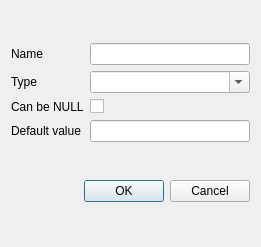
wonder-sk/postgis_manager, file ui/DlgFieldProperties.ui: the form before one commit.
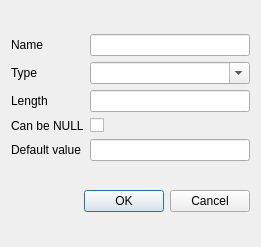
The form after the commit.

Commit message: editation of table: - add geometry column - set modifier for field (e.g. max length for varchar)

The edit to the form file:
```diff
--- a/ui/DlgFieldProperties.ui
+++ b/ui/DlgFieldProperties.ui
@@ -39,30 +39,40 @@
        </property>
       </widget>
      </item>
-     <item row="2" column="0" >
+     <item row="3" column="0" >
       <widget class="QLabel" name="label_3" >
        <property name="text" >
         <string>Can be NULL</string>
        </property>
       </widget>
      </item>
-     <item row="2" column="1" >
+     <item row="3" column="1" >
       <widget class="QCheckBox" name="chkNull" >
        <property name="text" >
         <string/>
        </property>
       </widget>
      </item>
-     <item row="3" column="0" >
+     <item row="4" column="0" >
       <widget class="QLabel" name="label_4" >
        <property name="text" >
         <string>Default value</string>
        </property>
       </widget>
      </item>
-     <item row="3" column="1" >
+     <item row="4" column="1" >
       <widget class="QLineEdit" name="editDefault" />
      </item>
+     <item row="2" column="0" >
+      <widget class="QLabel" name="label_5" >
+       <property name="text" >
+        <string>Length</string>
+       </property>
+      </widget>
+     </item>
+     <item row="2" column="1" >
+      <widget class="QLineEdit" name="editLength" />
+     </item>
     </layout>
    </item>
    <item>
```
Left out of the diff: 1 changed line with no effect on the pictures. The commit also changes 5 other files.
